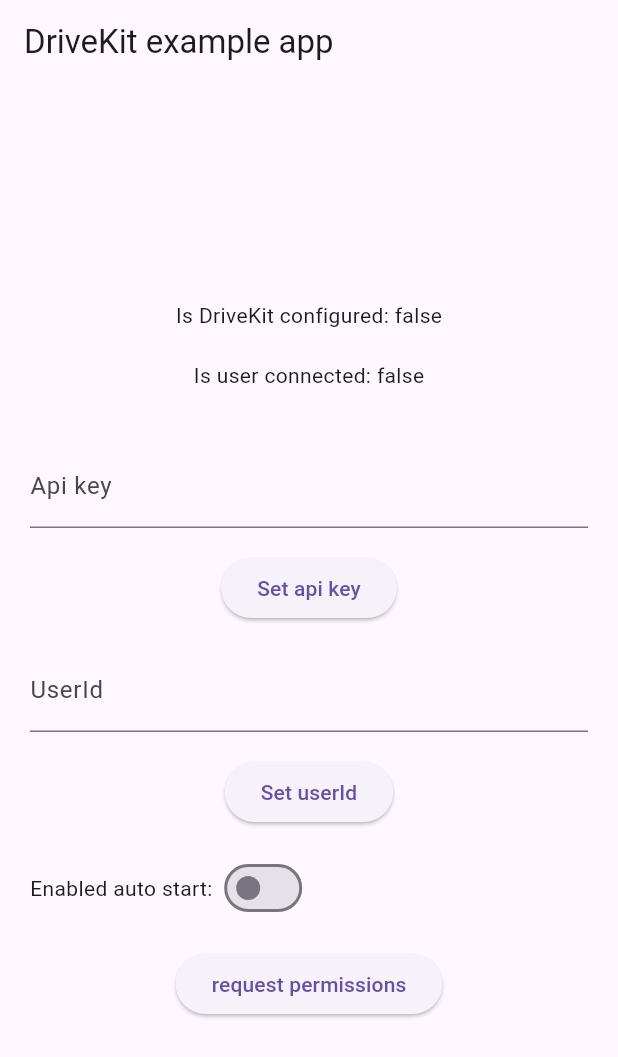
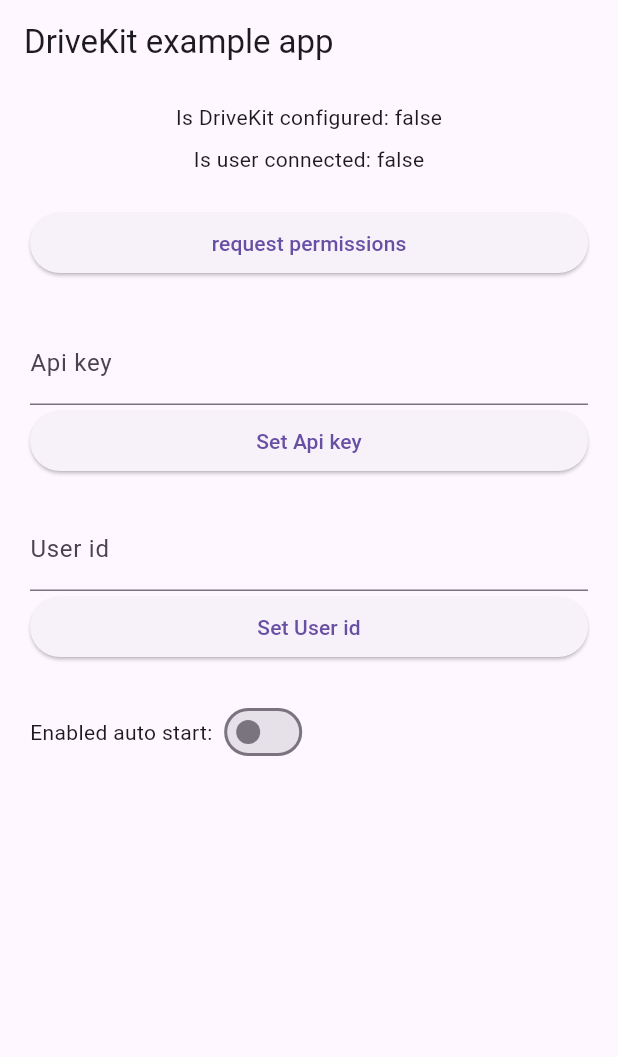
Before and after one commit to DavidBauduin/drivekit-flutter, a Flutter app: the screen it shows after launch, on a phone screen of 412 x 824 dp. Shown: the top 1057 px of the screen. Run offline on Flutter 3.47's test engine with Material 3 defaults, Android fonts, the phone set to English and light mode, and no system bars; our stand-ins replace plugin_platform_interface; missing offline and left inert: dart:ffi.

Commit message:
Improve example UI

```diff
--- a/example/lib/main.dart
+++ b/example/lib/main.dart
@@ -132,55 +132,78 @@ class _MyAppState extends State<MyApp> implements DriveKitListener {
         appBar: AppBar(
           title: const Text('DriveKit example app'),
         ),
-        body: Column(
-          mainAxisAlignment: MainAxisAlignment.center,
+        body: Padding(
+          padding: const EdgeInsets.symmetric(horizontal: 20, vertical: 8),
+          child: ListView(
             children: [
-            Center(
-              child: Text('Is DriveKit configured: $_isDriveKitConfigured\n'),
-            ),
-            Center(
-              child: Text('Is user connected: $_isUserConnected\n'),
-            ),
-            Padding(
-              padding: const EdgeInsets.symmetric(horizontal: 20, vertical: 16),
-              child: TextFormField(
-                controller: apiKeyController,
-                decoration: const InputDecoration(
-                  border: UnderlineInputBorder(),
-                  hintText: 'Enter the api key',
-                  labelText: 'Api key',
+              _buildIsDriveKitConfiguredWidget(),
+              _buildIsUserConnectedWidget(),
+              _buildPermissionButton(),
+              _buildApiKeyWidget(),
+              _buildUserIdWidget(),
+              _buildAutoStartSwitch(),
+            ],
           ),
         ),
       ),
+    );
+  }
+
+  Widget _buildIsDriveKitConfiguredWidget() => Padding(
+    padding: const EdgeInsets.symmetric(horizontal: 0, vertical: 4),
+    child: Center(
+      child: Text('Is DriveKit configured: $_isDriveKitConfigured'),
+    ),
+  );
+
+  Widget _buildIsUserConnectedWidget() => Padding(
+      padding: const EdgeInsets.symmetric(horizontal: 0, vertical: 4),
+      child: Center(
+        child: Text('Is user connected: $_isUserConnected'),
+      ),
+  );
+
+  Widget _buildPermissionButton() => Padding(
+    padding: const EdgeInsets.symmetric(horizontal: 0, vertical: 18),
+    child: ElevatedButton(
+      child: const Text('request permissions'),
+      onPressed: () {
+        _drivekitPlugin.requestPermissions();
+      },
+    ),
+  );
+
+  Widget _buildApiKeyWidget() => _buildEditText(apiKeyController, "Api key", _drivekitPlugin.setApiKey);
+
+  Widget _buildUserIdWidget() => _buildEditText(userIdController, "User id", _drivekitPlugin.setUserId);
+
+  Widget _buildEditText(TextEditingController controller, String title, Function(String) callback) => Padding(
+    padding: const EdgeInsets.symmetric(horizontal: 0, vertical: 10),
+    child: Column(
+      crossAxisAlignment: CrossAxisAlignment.stretch,
+      children: [
+        TextFormField(
+          controller: controller,
+          decoration: InputDecoration(
+            border: const UnderlineInputBorder(),
+            hintText: 'Enter $title',
+            labelText: title,
+          ),
+        ),
         ElevatedButton(
-              child: const Text('Set api key'),
           onPressed: () {
-                _drivekitPlugin.setApiKey(apiKeyController.text);
+            callback(controller.text);
             updateIsDriveKitConfigured();
             updateIsUserConnected();
           },
+          child: Text('Set $title'),
         ),
-            Padding(
-              padding: const EdgeInsets.symmetric(horizontal: 20, vertical: 16),
-              child: TextFormField(
-                controller: userIdController,
-                decoration: const InputDecoration(
-                  border: UnderlineInputBorder(),
-                  hintText: 'Enter your userId',
-                  labelText: 'UserId',
+      ],
     ),
-              ),
-            ),
-            ElevatedButton(
-              child: const Text('Set userId'),
-              onPressed: () {
-                _drivekitPlugin.setUserId(userIdController.text);
-                updateIsDriveKitConfigured();
-                updateIsUserConnected();
-              },
-            ),
-            Padding(
-              padding: const EdgeInsets.symmetric(horizontal: 20, vertical: 16),
+  );
+
+  Widget _buildAutoStartSwitch() => Padding(
+    padding: const EdgeInsets.symmetric(horizontal: 0, vertical: 12),
     child: Row(
       children: [
         const Text('Enabled auto start: '),
@@ -193,18 +216,7 @@ class _MyAppState extends State<MyApp> implements DriveKitListener {
         ),
       ],
     ),
-            ),
-                        ElevatedButton(
-              child: const Text('request permissions'),
-              onPressed: () {
-                _drivekitPlugin.requestPermissions();
-              },
-            ),
-          ],
-        ),
-      ),
   );
-  }
 
   @override
   void onAccountDeleted(DeleteAccountStatus status) {
```
Lines whose indentation alone changed are shown as unchanged.
